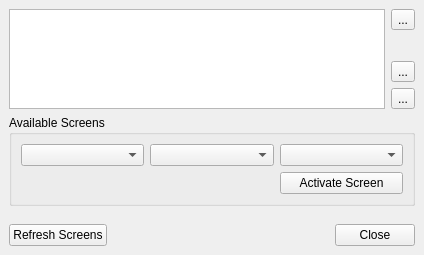
Qt form lumina-xconfig/MainUI.ui (lumina-desktop/lumina) before a commit.
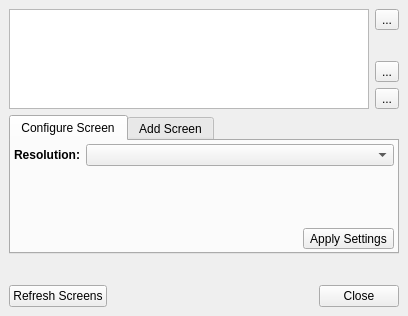
The same form after that commit.

Commit message: Add the ability to change monitor resolutions in lumina-xconfig.

The edit to the form file:
```diff
--- a/lumina-xconfig/MainUI.ui
+++ b/lumina-xconfig/MainUI.ui
@@ -6,8 +6,8 @@
    <rect>
     <x>0</x>
     <y>0</y>
-    <width>424</width>
-    <height>255</height>
+    <width>408</width>
+    <height>316</height>
    </rect>
   </property>
   <property name="windowTitle">
@@ -95,8 +95,101 @@
      </layout>
     </item>
     <item>
+     <widget class="QTabWidget" name="tabWidget">
+      <property name="currentIndex">
+       <number>0</number>
+      </property>
+      <widget class="QWidget" name="tab_config">
+       <attribute name="title">
+        <string>Configure Screen</string>
+       </attribute>
+       <layout class="QFormLayout" name="formLayout">
+        <property name="labelAlignment">
+         <set>Qt::AlignRight|Qt::AlignTrailing|Qt::AlignVCenter</set>
+        </property>
+        <property name="leftMargin">
+         <number>3</number>
+        </property>
+        <property name="topMargin">
+         <number>3</number>
+        </property>
+        <property name="rightMargin">
+         <number>3</number>
+        </property>
+        <property name="bottomMargin">
+         <number>3</number>
+        </property>
+        <item row="0" column="0">
+         <widget class="QLabel" name="label">
+          <property name="font">
+           <font>
+            <weight>75</weight>
+            <bold>true</bold>
+           </font>
+          </property>
+          <property name="text">
+           <string>Resolution:</string>
+          </property>
+          <property name="alignment">
+           <set>Qt::AlignRight|Qt::AlignTrailing|Qt::AlignVCenter</set>
+          </property>
+         </widget>
+        </item>
+        <item row="0" column="1">
      <layout class="QHBoxLayout" name="horizontalLayout_2">
       <item>
+           <widget class="QComboBox" name="combo_resolution"/>
+          </item>
+         </layout>
+        </item>
+        <item row="1" column="1">
+         <spacer name="verticalSpacer_3">
+          <property name="orientation">
+           <enum>Qt::Vertical</enum>
+          </property>
+          <property name="sizeHint" stdset="0">
+           <size>
+            <width>20</width>
+            <height>40</height>
+           </size>
+          </property>
+         </spacer>
+        </item>
+        <item row="2" column="1">
+         <layout class="QHBoxLayout" name="horizontalLayout_4">
+          <item>
+           <spacer name="horizontalSpacer_2">
+            <property name="orientation">
+             <enum>Qt::Horizontal</enum>
+            </property>
+            <property name="sizeHint" stdset="0">
+             <size>
+              <width>40</width>
+              <height>20</height>
+             </size>
+            </property>
+           </spacer>
+          </item>
+          <item>
+           <widget class="QToolButton" name="tool_applyconfig">
+            <property name="text">
+             <string>Apply Settings</string>
+            </property>
+            <property name="toolButtonStyle">
+             <enum>Qt::ToolButtonTextBesideIcon</enum>
+            </property>
+           </widget>
+          </item>
+         </layout>
+        </item>
+       </layout>
+      </widget>
+      <widget class="QWidget" name="tab_new">
+       <attribute name="title">
+        <string>Add Screen</string>
+       </attribute>
+       <layout class="QVBoxLayout" name="verticalLayout_4">
+        <item>
        <widget class="QGroupBox" name="group_avail">
         <property name="sizePolicy">
          <sizepolicy hsizetype="Preferred" vsizetype="Expanding">
@@ -132,7 +225,7 @@
          <item row="1" column="2">
           <widget class="QPushButton" name="push_activate">
            <property name="text">
-            <string>Activate Screen</string>
+              <string>Enable Screen</string>
            </property>
           </widget>
          </item>
@@ -140,6 +233,8 @@
        </widget>
       </item>
      </layout>
+      </widget>
+     </widget>
     </item>
     <item>
      <spacer name="verticalSpacer_2">
```
Lines whose indentation alone changed are shown as unchanged. The commit also changes 2 other files.
